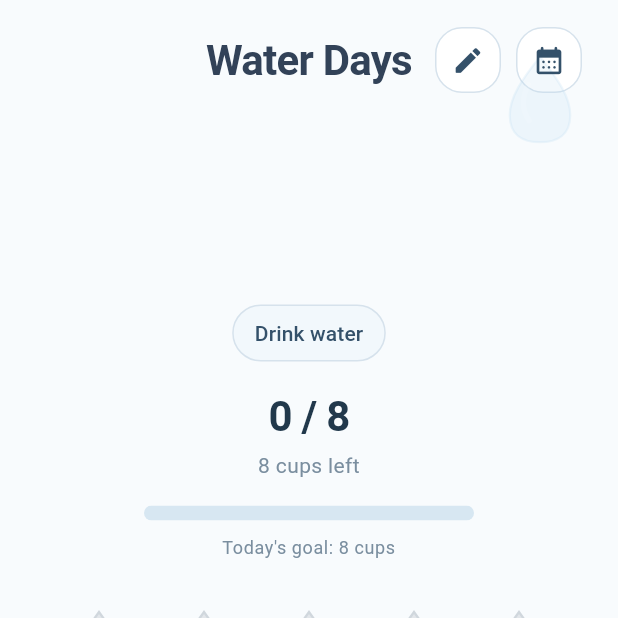
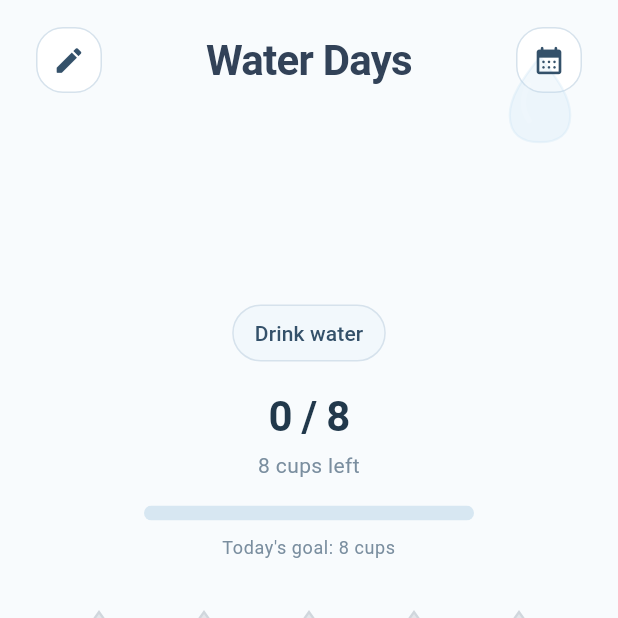
Before and after one commit to lenayoo/waterdays, a Flutter app: the screen it shows after launch, after a tap on "Start", on a phone screen of 412 x 824 dp, the top half of it. Run offline on Flutter 3.47's test engine with Material 3 defaults, Android fonts, the phone set to English and light mode, and no system bars; our stand-ins replace flutter_local_notifications, flutter_timezone, shared_preferences, timezone.

Commit message:
fix header order

```diff
--- a/lib/main.dart
+++ b/lib/main.dart
@@ -768,7 +768,17 @@ class _Header extends StatelessWidget {
 
     return Row(
       children: [
-        const SizedBox(width: 98),
+        SizedBox(
+          width: 44,
+          child:
+              showEdit && onEditGoalTap != null
+                  ? _HeaderIconButton(
+                    icon: Icons.edit_rounded,
+                    tooltip: l10n.editGoalButtonLabel,
+                    onTap: onEditGoalTap!,
+                  )
+                  : const SizedBox.shrink(),
+        ),
         Expanded(
           child: Text(
             l10n.appTitle,
@@ -779,24 +789,11 @@ class _Header extends StatelessWidget {
           ),
         ),
         SizedBox(
-          width: 98,
-          child: Row(
-            mainAxisAlignment: MainAxisAlignment.end,
-            children: [
-              if (showEdit && onEditGoalTap != null) ...[
-                _HeaderIconButton(
-                  icon: Icons.edit_rounded,
-                  tooltip: l10n.editGoalButtonLabel,
-                  onTap: onEditGoalTap!,
-                ),
-                const SizedBox(width: 10),
-              ],
-              _HeaderIconButton(
-                icon: Icons.calendar_month_rounded,
-                tooltip: l10n.monthlyRecordButtonLabel,
-                onTap: onMonthlyRecordTap,
-              ),
-            ],
+          width: 44,
+          child: _HeaderIconButton(
+            icon: Icons.calendar_month_rounded,
+            tooltip: l10n.monthlyRecordButtonLabel,
+            onTap: onMonthlyRecordTap,
           ),
         ),
       ],
```
